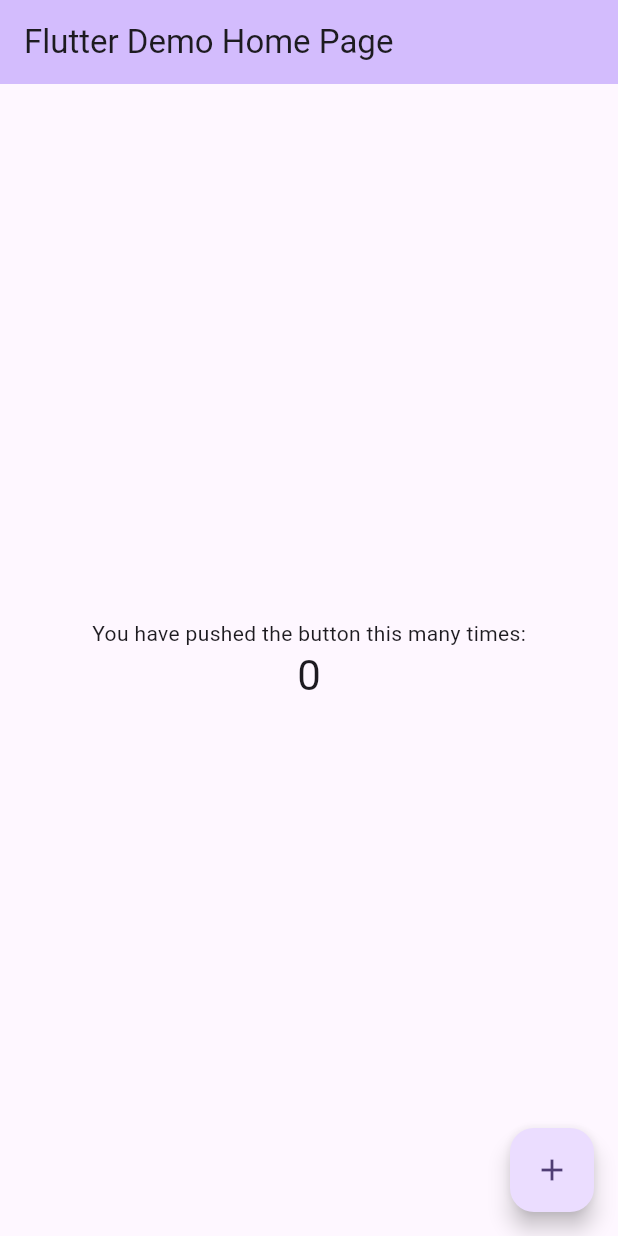
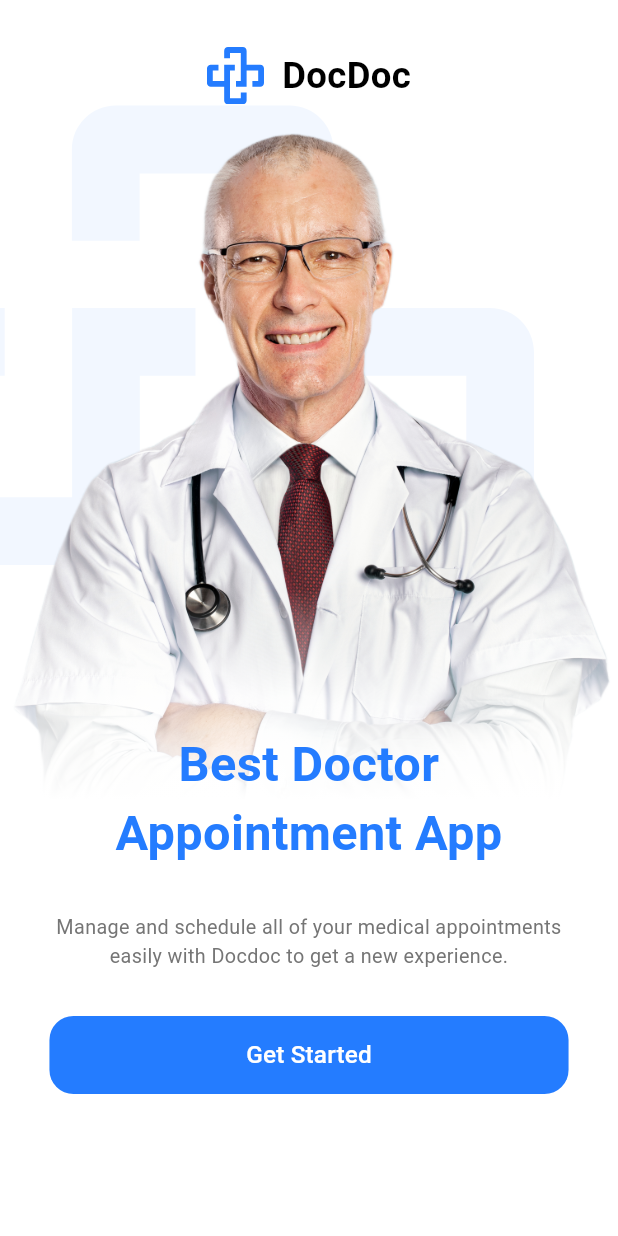
Before and after one commit to Marwa-Atef596/Doctor_App, a Flutter app: the screen it shows after launch, on a phone screen of 412 x 824 dp. Run offline on Flutter 3.47's test engine with Material 3 defaults, Android fonts, the phone set to English and light mode, and no system bars; our stand-ins replace flutter_screenutil, flutter_svg.

Commit message:
- added flutter screen_util & flutter svg to pubspec.yamel - added images & svgs folder to assets - made file for doc app - added navigation extenssion - added routing folder contain router class - add colors & font style - added empty login screen - add onboarding screen

```diff
--- /dev/null
+++ b/lib/core/helper/extension.dart
@@ -0,0 +1,23 @@
+import 'package:flutter/material.dart';
+
+extension Navigation on BuildContext {
+  Future<dynamic> pushNamed(String routeName, {Object? arguments}) {
+    return Navigator.of(this).pushNamed(routeName, arguments: arguments);
+  }
+
+  Future<dynamic> pushReplacementNamed(String routeName, {Object? arguments}) {
+    return Navigator.of(this)
+        .pushReplacementNamed(routeName, arguments: arguments);
+  }
+
+  Future<dynamic> pushNamedAndRemoveUntil(
+    String routeName, {
+    Object? arguments,
+    required RoutePredicate predicate,
+  }) {
+    return Navigator.of(this)
+        .pushNamedAndRemoveUntil(routeName, predicate, arguments: arguments);
+  }
+
+  void pop() => Navigator.of(this).pop();
+}
--- /dev/null
+++ b/lib/core/routing/app_router.dart
@@ -0,0 +1,28 @@
+import 'package:doctor_app/core/routing/routes.dart';
+import 'package:doctor_app/features/login/ui/widgets/login_screen.dart';
+import 'package:doctor_app/features/onboarding/onboarding_screen.dart';
+import 'package:flutter/material.dart';
+
+class AppRouter {
+  Route generateRoute(RouteSettings settings) {
+    final arguments = settings.arguments;
+    switch (settings.name) {
+      case Routes.onboardingScreen:
+        return MaterialPageRoute(
+          builder: (_) => OnboardingScreen(),
+        );
+      case Routes.loginScreen:
+        return MaterialPageRoute(
+          builder: (_) => LoginScreen(),
+        );
+      default:
+        return MaterialPageRoute(
+          builder: (_) => Scaffold(
+            body: Center(
+              child: Text('no routes defiend for ${settings.name}'),
+            ),
+          ),
+        );
+    }
+  }
+}
--- /dev/null
+++ b/lib/core/routing/routes.dart
@@ -0,0 +1,4 @@
+class Routes {
+  static const String onboardingScreen = '/onboardingScreen';
+  static const String loginScreen = '/loginScreen';
+}
--- /dev/null
+++ b/lib/core/theming/color_app.dart
@@ -0,0 +1,6 @@
+import 'package:flutter/material.dart';
+
+class ColorApp {
+  static const Color mainBlue = Color(0xff247CFF);
+  static const Color grey = Color(0xff757575);
+}
--- /dev/null
+++ b/lib/core/theming/styles.dart
@@ -0,0 +1,26 @@
+import 'package:doctor_app/core/theming/color_app.dart';
+import 'package:flutter/material.dart';
+import 'package:flutter_screenutil/flutter_screenutil.dart';
+
+class Styles {
+  static TextStyle font24Black700Weight = TextStyle(
+    fontSize: 24.sp,
+    color: Colors.black,
+    fontWeight: FontWeight.w700,
+  );
+  static TextStyle font32BlueBold = TextStyle(
+    fontSize: 32.sp,
+    color: ColorApp.mainBlue,
+    fontWeight: FontWeight.bold,
+  );
+  static TextStyle font13GreyRegular = TextStyle(
+    fontSize: 13.sp,
+    color: ColorApp.grey,
+    fontWeight: FontWeight.normal,
+  );
+  static TextStyle font16WhiteSemiBold = TextStyle(
+    fontSize: 16.sp,
+    color: Colors.white,
+    fontWeight: FontWeight.w500,
+  );
+}
--- /dev/null
+++ b/lib/doc_app.dart
@@ -0,0 +1,26 @@
+import 'package:doctor_app/core/routing/app_router.dart';
+import 'package:doctor_app/core/routing/routes.dart';
+import 'package:doctor_app/core/theming/color_app.dart';
+import 'package:flutter/material.dart';
+import 'package:flutter_screenutil/flutter_screenutil.dart';
+
+class DocApp extends StatelessWidget {
+  final AppRouter appRouter;
+  const DocApp({super.key, required this.appRouter});
+
+  @override
+  Widget build(BuildContext context) {
+    return ScreenUtilInit(
+      designSize: Size(375, 812),
+      minTextAdapt: true,
+      child: MaterialApp(
+        theme: ThemeData(
+            primaryColor: ColorApp.mainBlue,
+            scaffoldBackgroundColor: Colors.white),
+        debugShowCheckedModeBanner: false,
+        initialRoute: Routes.onboardingScreen,
+        onGenerateRoute: appRouter.generateRoute,
+      ),
+    );
+  }
+}
--- /dev/null
+++ b/lib/features/login/ui/widgets/login_screen.dart
@@ -0,0 +1,10 @@
+import 'package:flutter/material.dart';
+
+class LoginScreen extends StatelessWidget {
+  const LoginScreen({super.key});
+
+  @override
+  Widget build(BuildContext context) {
+    return Container();
+  }
+}
--- /dev/null
+++ b/lib/features/onboarding/onboarding_screen.dart
@@ -0,0 +1,45 @@
+import 'package:doctor_app/core/theming/styles.dart';
+import 'package:doctor_app/features/onboarding/widgets/doc_image_and_text.dart';
+import 'package:doctor_app/features/onboarding/widgets/doc_logo_and_name.dart';
+import 'package:doctor_app/features/onboarding/widgets/get_started_button.dart';
+import 'package:flutter/material.dart';
+import 'package:flutter_screenutil/flutter_screenutil.dart';
+
+class OnboardingScreen extends StatelessWidget {
+  const OnboardingScreen({super.key});
+
+  @override
+  Widget build(BuildContext context) {
+    return SafeArea(
+      child: Scaffold(
+        body: SingleChildScrollView(
+          child: Padding(
+            padding: EdgeInsets.only(top: 30.h, bottom: 30.h),
+            child: Column(
+              children: [
+                DocLogoAndName(),
+                DocImageAndText(),
+                Padding(
+                  padding: EdgeInsets.symmetric(horizontal: 30.w),
+                  child: Column(
+                    children: [
+                      Text(
+                        'Manage and schedule all of your medical appointments easily with Docdoc to get a new experience.',
+                        style: Styles.font13GreyRegular,
+                        textAlign: TextAlign.center,
+                      ),
+                      SizedBox(
+                        height: 30.h,
+                      ),
+                      GetStartedButton(),
+                    ],
+                  ),
+                )
+              ],
+            ),
+          ),
+        ),
+      ),
+    );
+  }
+}
--- /dev/null
+++ b/lib/features/onboarding/widgets/doc_image_and_text.dart
@@ -0,0 +1,41 @@
+import 'package:doctor_app/core/theming/styles.dart';
+import 'package:flutter/material.dart';
+import 'package:flutter_screenutil/flutter_screenutil.dart';
+import 'package:flutter_svg/flutter_svg.dart';
+
+class DocImageAndText extends StatelessWidget {
+  const DocImageAndText({super.key});
+
+  @override
+  Widget build(BuildContext context) {
+    return Stack(
+      children: [
+        SvgPicture.asset('assets/svgs/doc_logo_law_opacity.svg'),
+        Container(
+          foregroundDecoration: BoxDecoration(
+            gradient: LinearGradient(
+              colors: [
+                Colors.white,
+                Colors.white.withValues(alpha: 0.0),
+              ],
+              begin: Alignment.bottomCenter,
+              end: Alignment.topCenter,
+              stops: [0.14, 0.4],
+            ),
+          ),
+          child: Image.asset('assets/images/onboarding_doctor.png'),
+        ),
+        Positioned(
+          bottom: 30.h,
+          right: 0,
+          left: 0,
+          child: Text(
+            'Best Doctor\nAppointment App',
+            style: Styles.font32BlueBold,
+            textAlign: TextAlign.center,
+          ),
+        )
+      ],
+    );
+  }
+}
--- /dev/null
+++ b/lib/features/onboarding/widgets/doc_logo_and_name.dart
@@ -0,0 +1,25 @@
+import 'package:doctor_app/core/theming/styles.dart';
+import 'package:flutter/material.dart';
+import 'package:flutter_screenutil/flutter_screenutil.dart';
+import 'package:flutter_svg/flutter_svg.dart';
+
+class DocLogoAndName extends StatelessWidget {
+  const DocLogoAndName({super.key});
+
+  @override
+  Widget build(BuildContext context) {
+    return Row(
+      mainAxisAlignment: MainAxisAlignment.center,
+      children: [
+        SvgPicture.asset('assets/svgs/doc_logo.svg'),
+        SizedBox(
+          width: 10.w,
+        ),
+        Text(
+          'DocDoc',
+          style: Styles.font24Black700Weight,
+        )
+      ],
+    );
+  }
+}
--- /dev/null
+++ b/lib/features/onboarding/widgets/get_started_button.dart
@@ -0,0 +1,34 @@
+import 'package:doctor_app/core/helper/extension.dart';
+import 'package:doctor_app/core/routing/routes.dart';
+import 'package:doctor_app/core/theming/color_app.dart';
+import 'package:doctor_app/core/theming/styles.dart';
+import 'package:flutter/material.dart';
+
+class GetStartedButton extends StatelessWidget {
+  const GetStartedButton({super.key});
+
+  @override
+  Widget build(BuildContext context) {
+    return TextButton(
+      onPressed: () {
+        context.pushNamed(Routes.loginScreen);
+      },
+      style: ButtonStyle(
+        backgroundColor: WidgetStateProperty.all(ColorApp.mainBlue),
+        tapTargetSize: MaterialTapTargetSize.shrinkWrap,
+        minimumSize: WidgetStateProperty.all(
+          Size(double.infinity, 52),
+        ),
+        shape: WidgetStateProperty.all(
+          RoundedRectangleBorder(
+            borderRadius: BorderRadius.circular(16),
+          ),
+        ),
+      ),
+      child: Text(
+        'Get Started',
+        style: Styles.font16WhiteSemiBold,
+      ),
+    );
+  }
+}
--- a/lib/main.dart
+++ b/lib/main.dart
@@ -1,125 +1,9 @@
+import 'package:doctor_app/core/routing/app_router.dart';
+import 'package:doctor_app/doc_app.dart';
 import 'package:flutter/material.dart';
 
 void main() {
-  runApp(const MyApp());
+  runApp(DocApp(
+    appRouter: AppRouter(),
+  ));
 }
-
-class MyApp extends StatelessWidget {
-  const MyApp({super.key});
-
-  // This widget is the root of your application.
-  @override
-  Widget build(BuildContext context) {
-    return MaterialApp(
-      title: 'Doctor App',
-      theme: ThemeData(
-        // This is the theme of your application.
-        //
-        // TRY THIS: Try running your application with "flutter run". You'll see
-        // the application has a purple toolbar. Then, without quitting the app,
-        // try changing the seedColor in the colorScheme below to Colors.green
-        // and then invoke "hot reload" (save your changes or press the "hot
-        // reload" button in a Flutter-supported IDE, or press "r" if you used
-        // the command line to start the app).
-        //
-        // Notice that the counter didn't reset back to zero; the application
-        // state is not lost during the reload. To reset the state, use hot
-        // restart instead.
-        //
-        // This works for code too, not just values: Most code changes can be
-        // tested with just a hot reload.
-        colorScheme: ColorScheme.fromSeed(seedColor: Colors.deepPurple),
-        useMaterial3: true,
-      ),
-      home: const MyHomePage(title: 'Flutter Demo Home Page'),
-    );
-  }
-}
-
-class MyHomePage extends StatefulWidget {
-  const MyHomePage({super.key, required this.title});
-
-  // This widget is the home page of your application. It is stateful, meaning
-  // that it has a State object (defined below) that contains fields that affect
-  // how it looks.
-
-  // This class is the configuration for the state. It holds the values (in this
-  // case the title) provided by the parent (in this case the App widget) and
-  // used by the build method of the State. Fields in a Widget subclass are
-  // always marked "final".
-
-  final String title;
-
-  @override
-  State<MyHomePage> createState() => _MyHomePageState();
-}
-
-class _MyHomePageState extends State<MyHomePage> {
-  int _counter = 0;
-
-  void _incrementCounter() {
-    setState(() {
-      // This call to setState tells the Flutter framework that something has
-      // changed in this State, which causes it to rerun the build method below
-      // so that the display can reflect the updated values. If we changed
-      // _counter without calling setState(), then the build method would not be
-      // called again, and so nothing would appear to happen.
-      _counter++;
-    });
-  }
-
-  @override
-  Widget build(BuildContext context) {
-    // This method is rerun every time setState is called, for instance as done
-    // by the _incrementCounter method above.
-    //
-    // The Flutter framework has been optimized to make rerunning build methods
-    // fast, so that you can just rebuild anything that needs updating rather
-    // than having to individually change instances of widgets.
-    return Scaffold(
-      appBar: AppBar(
-        // TRY THIS: Try changing the color here to a specific color (to
-        // Colors.amber, perhaps?) and trigger a hot reload to see the AppBar
-        // change color while the other colors stay the same.
-        backgroundColor: Theme.of(context).colorScheme.inversePrimary,
-        // Here we take the value from the MyHomePage object that was created by
-        // the App.build method, and use it to set our appbar title.
-        title: Text(widget.title),
-      ),
-      body: Center(
-        // Center is a layout widget. It takes a single child and positions it
-        // in the middle of the parent.
-        child: Column(
-          // Column is also a layout widget. It takes a list of children and
-          // arranges them vertically. By default, it sizes itself to fit its
-          // children horizontally, and tries to be as tall as its parent.
-          //
-          // Column has various properties to control how it sizes itself and
-          // how it positions its children. Here we use mainAxisAlignment to
-          // center the children vertically; the main axis here is the vertical
-          // axis because Columns are vertical (the cross axis would be
-          // horizontal).
-          //
-          // TRY THIS: Invoke "debug painting" (choose the "Toggle Debug Paint"
-          // action in the IDE, or press "p" in the console), to see the
-          // wireframe for each widget.
-          mainAxisAlignment: MainAxisAlignment.center,
-          children: <Widget>[
-            const Text(
-              'You have pushed the button this many times:',
-            ),
-            Text(
-              '$_counter',
-              style: Theme.of(context).textTheme.headlineMedium,
-            ),
-          ],
-        ),
-      ),
-      floatingActionButton: FloatingActionButton(
-        onPressed: _incrementCounter,
-        tooltip: 'Increment',
-        child: const Icon(Icons.add),
-      ), // This trailing comma makes auto-formatting nicer for build methods.
-    );
-  }
-}
```
Also changed, not shown: pubspec.yaml (+5 -2 lines), assets/images/onboarding_doctor.png (added), assets/svgs/doc_logo.svg (added), assets/svgs/doc_logo_law_opacity.svg (added), pubspec.lock, 1 other file.
